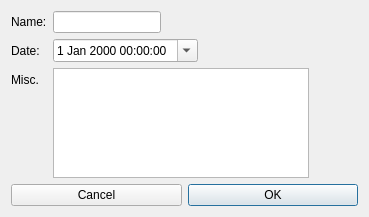
Before: the Qt Designer form KCPlugins/Events/addevents.ui in louvainlinux/KapCompta, drawn with Qt 5.
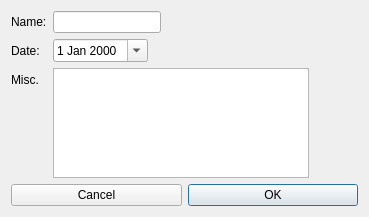
After: the same form once the commit is applied.

Commit message: date precision is enough ...

The edit to the form file:
```diff
--- a/KCPlugins/Events/addevents.ui
+++ b/KCPlugins/Events/addevents.ui
@@ -42,13 +42,6 @@
      <item row="2" column="1">
       <widget class="QTextEdit" name="misc"/>
      </item>
-     <item row="1" column="1">
-      <widget class="QDateTimeEdit" name="date">
-       <property name="calendarPopup">
-        <bool>true</bool>
-       </property>
-      </widget>
-     </item>
      <item row="1" column="0">
       <widget class="QLabel" name="label_3">
        <property name="text">
@@ -56,6 +49,13 @@
        </property>
       </widget>
      </item>
+     <item row="1" column="1">
+      <widget class="QDateEdit" name="date">
+       <property name="calendarPopup">
+        <bool>true</bool>
+       </property>
+      </widget>
+     </item>
     </layout>
    </item>
    <item>
```
The commit also changes 1 other file.
